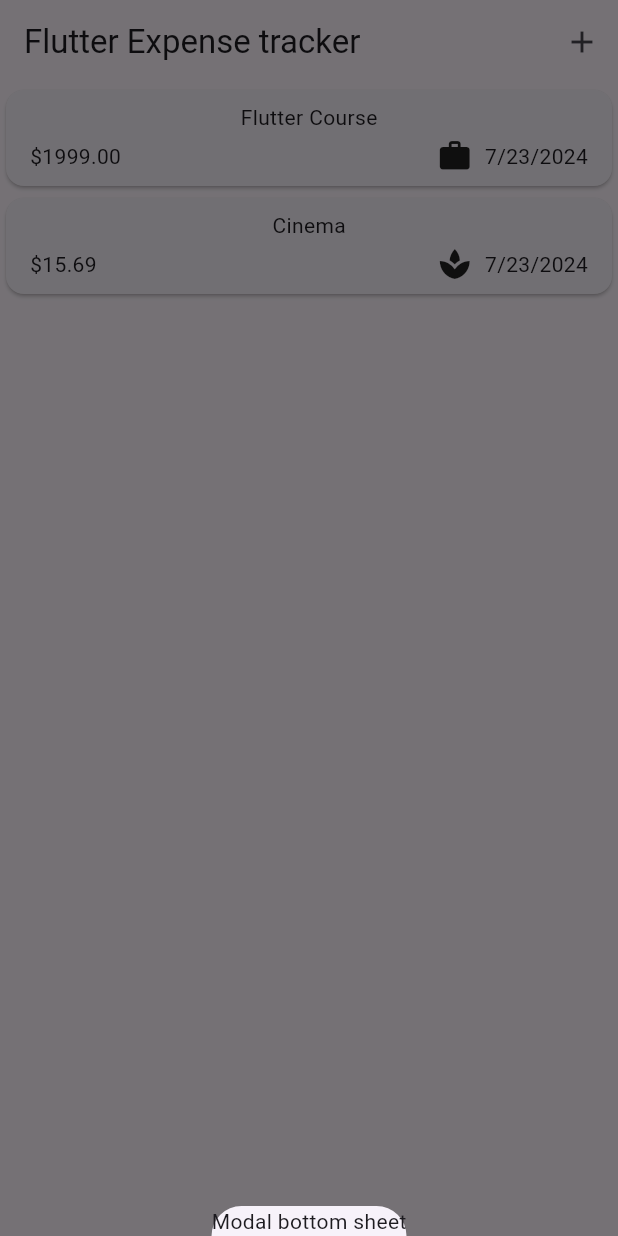
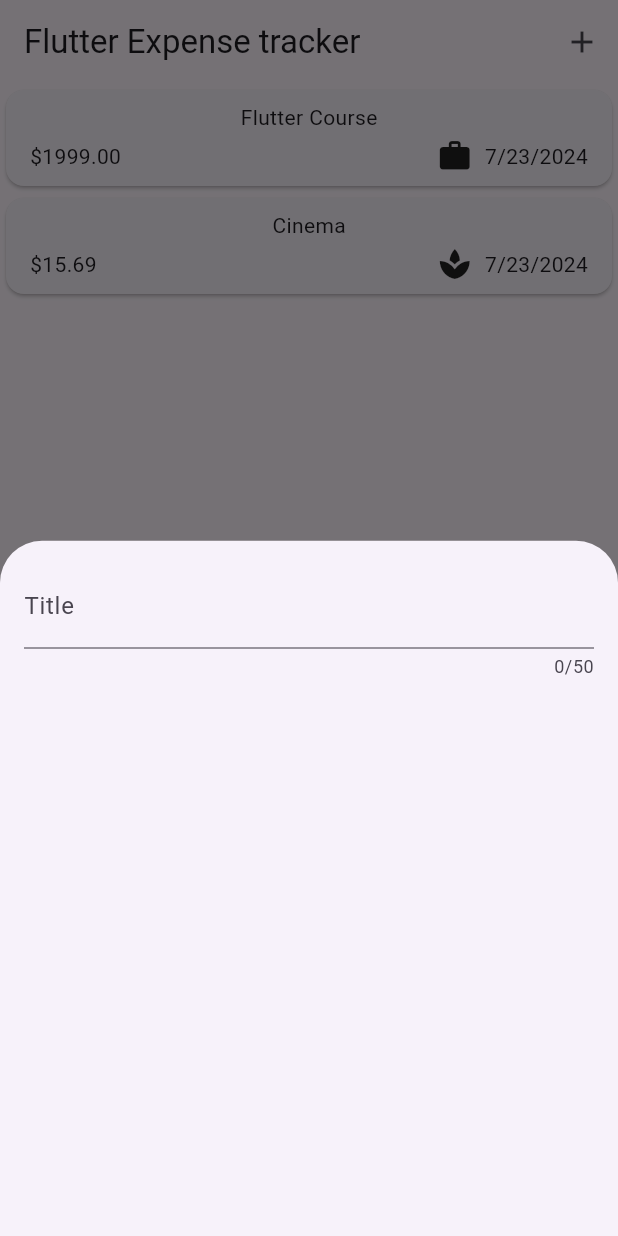
Before and after one commit to lancekian12/Expense-Tracker, a Flutter app: the screen it shows after launch, after a tap on the "add" icon, on a phone screen of 412 x 824 dp. Run offline on Flutter 3.47's test engine with Material 3 defaults, Android fonts, the phone set to English and light mode, and no system bars.

Commit message:
Handling user input text

```diff
--- a/lib/expenses_list.dart
+++ b/lib/expenses_list.dart
@@ -6,6 +6,7 @@ class ExpensesList extends StatelessWidget {
   const ExpensesList({super.key, required this.expenses});
 
   final List<Expense> expenses;
+
   @override
   Widget build(context) {
     return ListView.builder(
--- a/lib/widgets/expense_list/expense_item.dart
+++ b/lib/widgets/expense_list/expense_item.dart
@@ -5,6 +5,7 @@ class ExpenseItem extends StatelessWidget {
   const ExpenseItem(this.expense, {super.key});
 
   final Expense expense;
+
   @override
   Widget build(context) {
     return Card(
--- a/lib/widgets/expenses.dart
+++ b/lib/widgets/expenses.dart
@@ -1,6 +1,7 @@
 import 'package:expense_tracker/expenses_list.dart';
 import 'package:flutter/material.dart';
 import 'package:expense_tracker/models/expense.dart';
+import 'package:expense_tracker/widgets/new_expense.dart';
 
 class Expenses extends StatefulWidget {
   const Expenses({super.key});
@@ -29,7 +30,7 @@ class _ExpendesState extends State<Expenses> {
   void _openAddExpenseOverlay() {
     showModalBottomSheet(
       context: context,
-      builder: (ctx) => Text('Modal bottom sheet'),
+      builder: (ctx) => const NewExpense(),
     );
   }
 
--- /dev/null
+++ b/lib/widgets/new_expense.dart
@@ -0,0 +1,28 @@
+import 'package:flutter/material.dart';
+
+class NewExpense extends StatefulWidget {
+  const NewExpense({super.key});
+  @override
+  State<NewExpense> createState() {
+    return _NewExpenseState();
+  }
+}
+
+class _NewExpenseState extends State<NewExpense> {
+  @override
+  Widget build(context) {
+    return Padding(
+      padding: const EdgeInsets.all(16),
+      child: Column(
+        children: const [
+          TextField(
+            maxLength: 50,
+            decoration: InputDecoration(
+              label: Text('Title'),
+            ),
+          ),
+        ],
+      ),
+    );
+  }
+}
```
